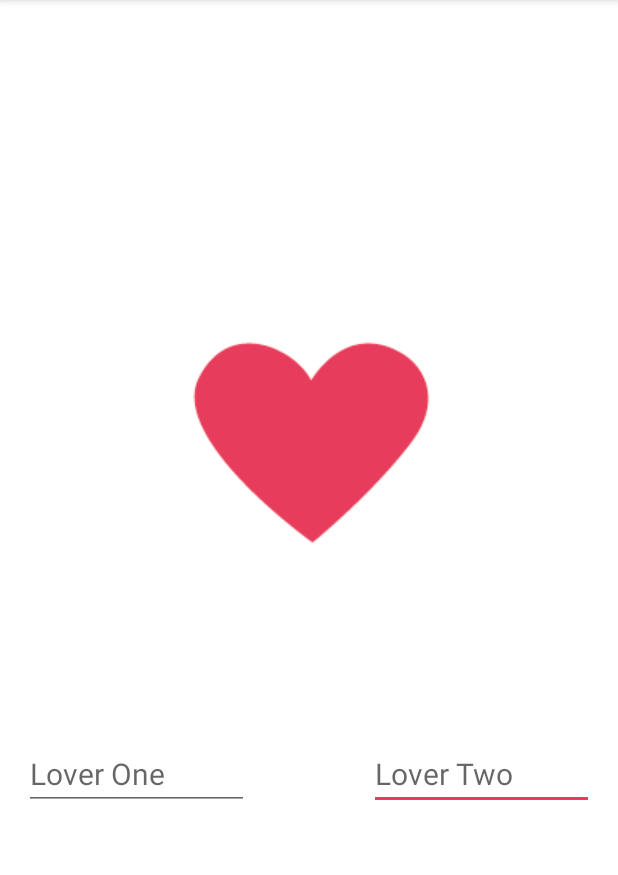
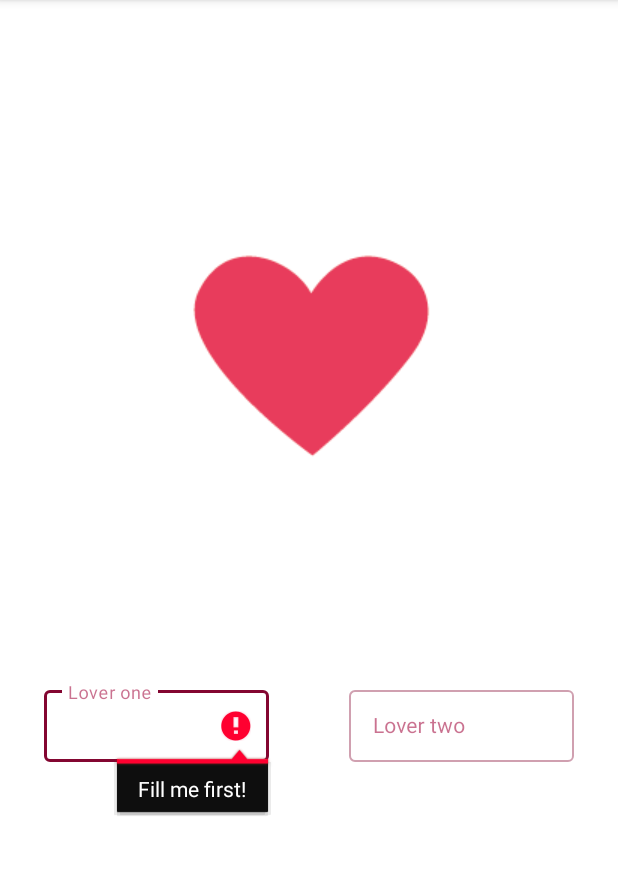
Before and after one commit to rafaelvpiccolo/LoveCalculator, an Android app: the screen it shows after launch (MainActivity), after a tap on an icon or button, on a phone screen of 412 x 824 dp, the part 84-959 px from its top. Run offline under Robolectric (Android 15) with nearby library versions, the phone set to English and light mode, and no system bars.

Commit message:
Visual improvements, (incomplete)

```diff
--- a/app/src/main/java/com/rafaelpiccolo/lovecalculator/view/MainActivity.java
+++ b/app/src/main/java/com/rafaelpiccolo/lovecalculator/view/MainActivity.java
@@ -1,22 +1,19 @@
 package com.rafaelpiccolo.lovecalculator.view;
 
-import androidx.appcompat.app.AppCompatActivity;
-import androidx.constraintlayout.widget.ConstraintLayout;
-
 import android.animation.ValueAnimator;
-import android.app.Activity;
 import android.os.Bundle;
-import android.os.Handler;
 import android.text.Editable;
 import android.text.TextUtils;
 import android.text.TextWatcher;
-import android.util.Log;
-import android.widget.Button;
 import android.widget.EditText;
 import android.widget.ImageButton;
 import android.widget.TextView;
 import android.widget.Toast;
 
+import androidx.appcompat.app.AppCompatActivity;
+import androidx.constraintlayout.widget.ConstraintLayout;
+
+import com.google.android.material.textfield.TextInputLayout;
 import com.rafaelpiccolo.lovecalculator.R;
 import com.rafaelpiccolo.lovecalculator.controller.RetrofitClient;
 import com.rafaelpiccolo.lovecalculator.model.LoveResult;
@@ -38,9 +35,10 @@ public class MainActivity extends AppCompatActivity {
         super.onCreate(savedInstanceState);
         setContentView(R.layout.activity_main);
 
-        mainActivity = (ConstraintLayout) findViewById(R.id.main_activity);
+        mainActivity = findViewById(R.id.main_activity);
         resultButton = findViewById(R.id.love_button);
         percentText = findViewById(R.id.percent);
+
         fname = findViewById(R.id.name_one);
         sname = findViewById(R.id.name_two);
 
@@ -59,7 +57,6 @@ public class MainActivity extends AppCompatActivity {
         @Override
         public void onTextChanged(CharSequence s, int start, int before, int count) {
             if(TextUtils.isEmpty(fname.getText()) || TextUtils.isEmpty(sname.getText())) {
-
                 resultButton.setImageResource(R.drawable.heart_unpressed);
                 mainActivity.setBackgroundColor(getResources().getColor(R.color.white));
                 percentText.setText("");
@@ -74,14 +71,15 @@ public class MainActivity extends AppCompatActivity {
 
     private void ConfigureButton(){
         resultButton.setOnClickListener(v -> {
-            if(TextUtils.isEmpty(fname.getText()) || TextUtils.isEmpty(sname.getText())) {
-                Toast.makeText(this, "Fill the names before you calculate", Toast.LENGTH_SHORT).show();
+            if(TextUtils.isEmpty(fname.getText())) {
+                fname.setError("Fill me first!");
+            }
+            else if(TextUtils.isEmpty(sname.getText())) {
+                sname.setError("Fill me first!");
             }
             else {
                 resultButton.setImageResource(R.drawable.heart_pressed);
-                mainActivity.setBackgroundColor(getResources().getColor(R.color.heart_pink));
-                fname.setTextColor(getResources().getColor(R.color.white));
-                sname.setTextColor(getResources().getColor(R.color.white));
+                mainActivity.setBackgroundColor(getResources().getColor(R.color.background_pink));
                 getResults();
             }
         });
--- /dev/null
+++ b/app/src/main/res/color/text_input_custom.xml
@@ -0,0 +1,7 @@
+<?xml version="1.0" encoding="utf-8"?>
+<selector xmlns:android="http://schemas.android.com/apk/res/android">
+    <item android:color="?attr/colorSecondary" android:state_focused="true"/>
+    <item android:alpha="0.87" android:color="?attr/colorSecondary" android:state_hovered="true"/>
+    <item android:alpha="0.12" android:color="?attr/colorSecondary" android:state_enabled="false"/>
+    <item android:alpha="0.38" android:color="?attr/colorSecondary"/>
+</selector>
--- a/app/src/main/res/layout/activity_main.xml
+++ b/app/src/main/res/layout/activity_main.xml
@@ -11,11 +11,11 @@
         android:id="@+id/frameLayout"
         android:layout_width="wrap_content"
         android:layout_height="wrap_content"
-        android:layout_marginTop="-200dp"
         app:layout_constraintBottom_toBottomOf="parent"
         app:layout_constraintEnd_toEndOf="parent"
         app:layout_constraintStart_toStartOf="parent"
-        app:layout_constraintTop_toTopOf="parent">
+        app:layout_constraintTop_toTopOf="parent"
+        app:layout_constraintVertical_bias="0.19999999">
 
         <ImageButton
             android:id="@+id/love_button"
@@ -29,38 +29,70 @@
             android:id="@+id/percent"
             android:layout_width="match_parent"
             android:layout_height="wrap_content"
-            android:textColor="@color/heart_pink"
             android:layout_gravity="center"
             android:layout_marginStart="10dp"
-            android:textSize="35sp"
-           />
+            android:textColor="@color/background_pink"
+            android:textSize="35sp" />
     </FrameLayout>
 
-    <EditText
-        android:id="@+id/name_two"
-        android:layout_width="150dp"
+    <com.google.android.material.textfield.TextInputLayout
+        android:id="@+id/name_one_layout"
+        android:layout_width="wrap_content"
         android:layout_height="wrap_content"
+        android:layout_marginStart="16dp"
+        android:layout_marginEnd="40dp"
+        android:hint="@string/lover_one"
+        android:textColorHint="@color/hint_pink"
+        app:boxBackgroundColor="@color/white"
+        app:boxStrokeColor="@color/text_input_custom"
+        style="@style/Widget.MaterialComponents.TextInputLayout.OutlinedBox"
+        app:hintTextColor="@color/hint_pink"
+        app:layout_constraintBottom_toBottomOf="parent"
+        app:layout_constraintEnd_toStartOf="@+id/name_two_layout"
+        app:layout_constraintStart_toStartOf="parent"
+        app:layout_constraintTop_toTopOf="parent"
+        app:layout_constraintVertical_bias="0.636">
+
+        <com.google.android.material.textfield.TextInputEditText
+            android:id="@+id/name_one"
+            android:layout_width="150dp"
+            android:layout_height="48dp"
+            android:includeFontPadding="true"
+            android:inputType="textPersonName"
+            android:paddingStart="16dp"
+            android:paddingEnd="12dp"
+            android:textColor="@color/text_pink"
+            android:textSize="14sp" />
+    </com.google.android.material.textfield.TextInputLayout>
+
+    <com.google.android.material.textfield.TextInputLayout
+        android:id="@+id/name_two_layout"
+        android:layout_width="wrap_content"
+        android:layout_height="wrap_content"
+        android:layout_marginEnd="16dp"
         android:hint="@string/lover_two"
-        android:inputType="textPersonName"
-        android:textSize="20sp"
+        android:textColorHint="@color/hint_pink"
+        app:boxBackgroundColor="@color/white"
+        app:boxStrokeColor="@color/text_input_custom"
+        style="@style/Widget.MaterialComponents.TextInputLayout.OutlinedBox"
+        app:hintTextColor="@color/hint_pink"
         app:layout_constraintBottom_toBottomOf="parent"
         app:layout_constraintEnd_toEndOf="parent"
-        app:layout_constraintHorizontal_bias="0.831"
-        app:layout_constraintStart_toEndOf="@+id/name_one"
+        app:layout_constraintStart_toEndOf="@+id/name_one_layout"
         app:layout_constraintTop_toTopOf="parent"
-        app:layout_constraintVertical_bias="0.683" />
+        app:layout_constraintVertical_bias="0.636">
 
-    <EditText
-        android:id="@+id/name_one"
-        android:layout_width="150dp"
-        android:layout_height="wrap_content"
-        android:layout_marginStart="16dp"
-        android:hint="@string/lover_one"
-        android:inputType="textPersonName"
-        android:textSize="20sp"
-        app:layout_constraintBottom_toBottomOf="parent"
-        app:layout_constraintStart_toStartOf="parent"
-        app:layout_constraintTop_toTopOf="parent"
-        app:layout_constraintVertical_bias="0.683" />
+        <com.google.android.material.textfield.TextInputEditText
+            android:id="@+id/name_two"
+            android:layout_width="150dp"
+            android:layout_height="48dp"
+            android:includeFontPadding="true"
+            android:inputType="textPersonName"
+            android:paddingStart="16dp"
+            android:paddingEnd="12dp"
+            android:textColor="@color/text_pink"
+            android:textColorHint="@color/hint_pink"
+            android:textSize="14sp" />
+    </com.google.android.material.textfield.TextInputLayout>
 
 </androidx.constraintlayout.widget.ConstraintLayout>
--- a/app/src/main/res/values/colors.xml
+++ b/app/src/main/res/values/colors.xml
@@ -1,5 +1,5 @@
 <?xml version="1.0" encoding="utf-8"?>
-<resources>
+<resources xmlns:tools="http://schemas.android.com/tools" xmlns:android="http://schemas.android.com/apk/res/android">
     <color name="purple_200">#FFBB86FC</color>
     <color name="purple_500">#FF6200EE</color>
     <color name="purple_700">#FF3700B3</color>
@@ -7,6 +7,8 @@
     <color name="teal_700">#FF018786</color>
     <color name="black">#FF000000</color>
     <color name="white">#FFFFFFFF</color>
-    <color name="heart_pink">#E83C5D</color>
-    <color name="heart_darker_pink">#DA1D41</color>
+    <color name="background_pink">#E83C5D</color>
+    <color name="secondary_background_pink">#830631</color>
+    <color name="text_pink">#A71446</color>
+    <color name="hint_pink">#99A71446</color>
 </resources>
--- a/app/src/main/res/values/strings.xml
+++ b/app/src/main/res/values/strings.xml
@@ -1,6 +1,6 @@
 <resources>
     <string name="app_name">Love Calculator</string>
     <string name="ZeroPercent">Tap Me</string>
-    <string name="lover_one">Lover One</string>
-    <string name="lover_two">Lover Two</string>
+    <string name="lover_one">Lover one</string>
+    <string name="lover_two">Lover two</string>
 </resources>
--- a/app/src/main/res/values/themes.xml
+++ b/app/src/main/res/values/themes.xml
@@ -2,15 +2,16 @@
     <!-- Base application theme. -->
     <style name="Theme.LoveCalculator" parent="Theme.MaterialComponents.DayNight.DarkActionBar">
         <!-- Primary brand color. -->
-        <item name="colorPrimary">@color/heart_pink</item>
-        <item name="colorPrimaryVariant">@color/heart_darker_pink</item>
+        <item name="colorPrimary">@color/background_pink</item>
+        <item name="colorPrimaryVariant">@color/text_pink</item>
         <item name="colorOnPrimary">@color/white</item>
         <!-- Secondary brand color. -->
-        <item name="colorSecondary">@color/heart_pink</item>
-        <item name="colorSecondaryVariant">@color/heart_darker_pink</item>
+        <item name="colorSecondary">@color/secondary_background_pink</item>
+        <item name="colorSecondaryVariant">@color/text_pink</item>
         <item name="colorOnSecondary">@color/white</item>
         <!-- Status bar color. -->
-        <item name="android:statusBarColor" tools:targetApi="l">?attr/colorPrimaryVariant</item>
+        <item name="android:statusBarColor" >?attr/colorPrimaryVariant</item>
         <!-- Customize your theme here. -->
     </style>
+
 </resources>
--- a/settings.gradle
+++ b/settings.gradle
@@ -10,6 +10,7 @@ dependencyResolutionManagement {
     repositories {
         google()
         mavenCentral()
+        maven { url 'https://jitpack.io' }
     }
 }
 rootProject.name = "Love Calculator"
```
